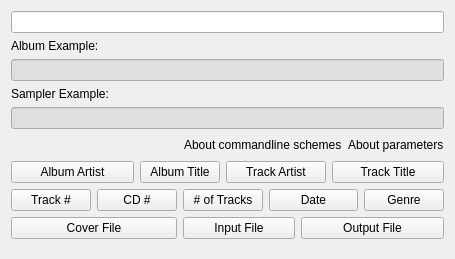
First picture: the form in dialogs/commandwizardwidgetUI.ui, repository KDE/audex, before the edit.
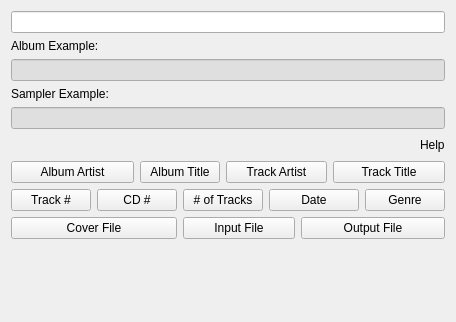
Second picture: the form after the edit. Custom widgets are drawn as their Qt base class.

Commit message:
Better help integration
* Reworked help texts
* Replace QWhatsThis help by a non modal dialog
* Some renamings of dialogs for better consistency

Diff of the .ui file:
```diff
--- a/dialogs/commandwizardwidgetUI.ui
+++ b/dialogs/commandwizardwidgetUI.ui
@@ -6,8 +6,8 @@
    <rect>
     <x>0</x>
     <y>0</y>
-    <width>455</width>
-    <height>259</height>
+    <width>456</width>
+    <height>322</height>
    </rect>
   </property>
   <layout class="QGridLayout" name="gridLayout">
@@ -266,14 +266,7 @@
      <item>
       <widget class="KUrlLabel" name="kurllabel_aboutcommandlineschemes">
        <property name="text">
-        <string>About commandline schemes</string>
-       </property>
-      </widget>
-     </item>
-     <item>
-      <widget class="KUrlLabel" name="kurllabel_aboutparameters">
-       <property name="text">
-        <string>About parameters</string>
+        <string>Help</string>
        </property>
       </widget>
      </item>
@@ -460,11 +453,6 @@
   </layout>
  </widget>
  <customwidgets>
-  <customwidget>
-   <class>QLineEdit</class>
-   <extends>QLineEdit</extends>
-   <header>qlineedit.h</header>
-  </customwidget>
   <customwidget>
    <class>KUrlLabel</class>
    <extends>QLabel</extends>
```
Left out of the diff: 2 changed lines with no effect on the pictures. The commit also changes 35 other files.
